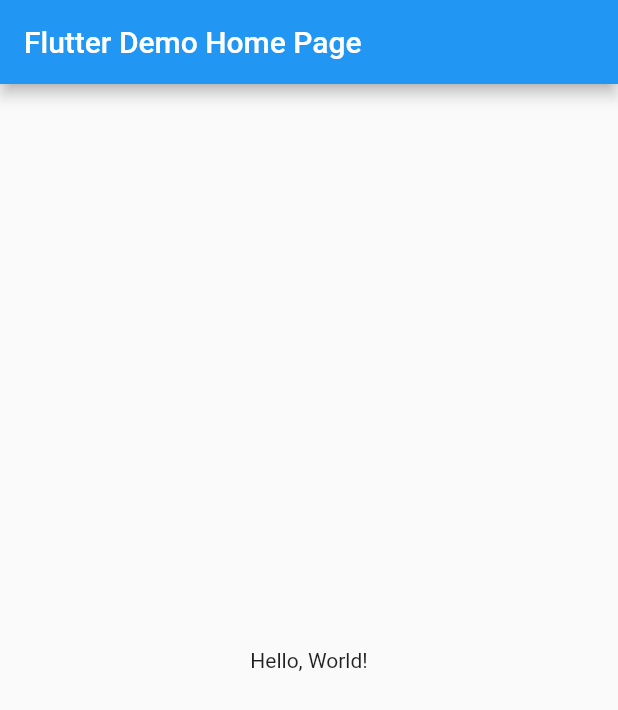
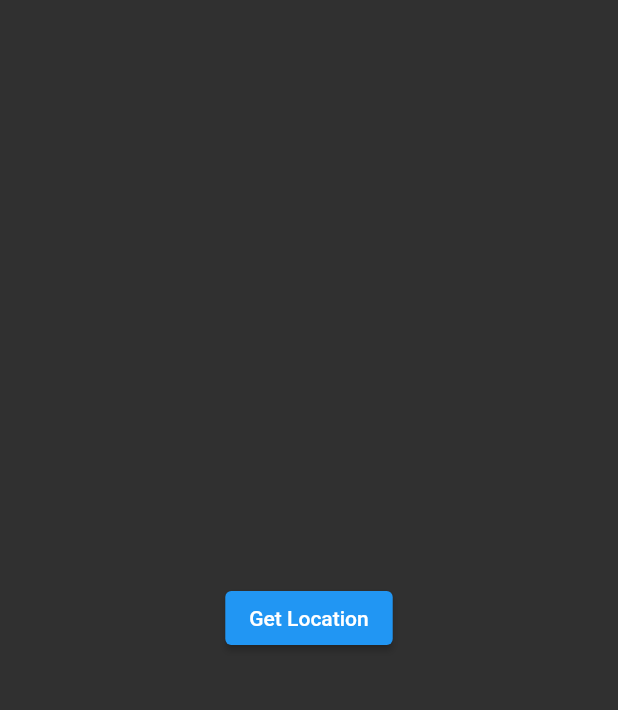
Before and after one commit to FluffyKnight2002/Clima, a Flutter app: the screen it shows after launch, on a phone screen of 412 x 824 dp. Shown: the top 710 px of the screen. Run offline on Flutter 3.47's test engine with Material 2 defaults, Android fonts, the phone set to English and light mode, and no system bars.

Commit message:
Clima INitial

```diff
--- a/lib/main.dart
+++ b/lib/main.dart
@@ -1,42 +1,16 @@
 import 'package:flutter/material.dart';
+import 'package:clima/screens/loading_screen.dart';
 
-void main() => runApp(MyApp());
+void main() => runApp(const MyApp());
 
 class MyApp extends StatelessWidget {
   const MyApp({super.key});
-  // This widget is the root of your application.
+
   @override
   Widget build(BuildContext context) {
     return MaterialApp(
-      // Application name
-      title: 'Flutter Hello World',
-      // Application theme data, you can set the colors for the application as
-      // you want
-      theme: ThemeData(
-        primarySwatch: Colors.blue,
-      ),
-      // A widget which will be started on application startup
-      home: MyHomePage(title: 'Flutter Demo Home Page'),
+      theme: ThemeData.dark(),
+      home: LoadingScreen(),
     );
   }
 }
-
-class MyHomePage extends StatelessWidget {
-  final String title;
-  const MyHomePage({super.key, required this.title});
-
-  @override
-  Widget build(BuildContext context) {
-    return Scaffold(
-      appBar: AppBar(
-        // The title text which will be shown on the action bar
-        title: Text(title),
-      ),
-      body: Center(
-        child: Text(
-          'Hello, World!',
-        ),
-      ),
-    );
-  }
-}
--- /dev/null
+++ b/lib/screens/loading_screen.dart
@@ -0,0 +1,24 @@
+import 'package:flutter/material.dart';
+
+class LoadingScreen extends StatefulWidget {
+  const LoadingScreen({super.key});
+
+  @override
+  LoadingScreenState createState() => LoadingScreenState();
+}
+
+class LoadingScreenState extends State<LoadingScreen> {
+  @override
+  Widget build(BuildContext context) {
+    return Scaffold(
+      body: Center(
+        child: ElevatedButton(
+          onPressed: () {
+            //Get the current location
+          },
+          child: Text('Get Location'),
+        ),
+      ),
+    );
+  }
+}
```
Also changed, not shown: lib/screens/city_screen.dart (added, +53 -0 lines), lib/screens/location_screen.dart (added, +78 -0 lines), lib/services/weather.dart (added, +33 -0 lines), lib/utilities/constants.dart (added, +20 -0 lines), pubspec.yaml (+70 -5 lines), fonts/SpartanMB-Black.otf (added), images/city_background.jpg (added), images/location_background.jpg (added), lib/services/location.dart (added), 1 other file.
